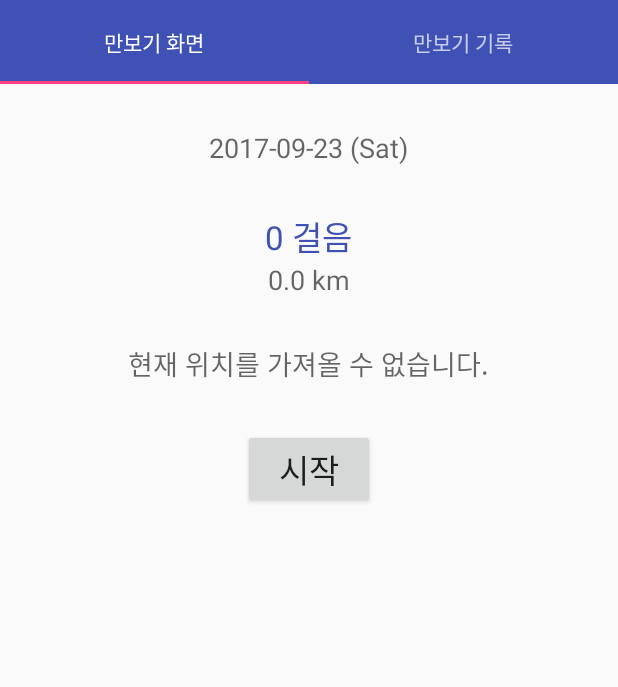
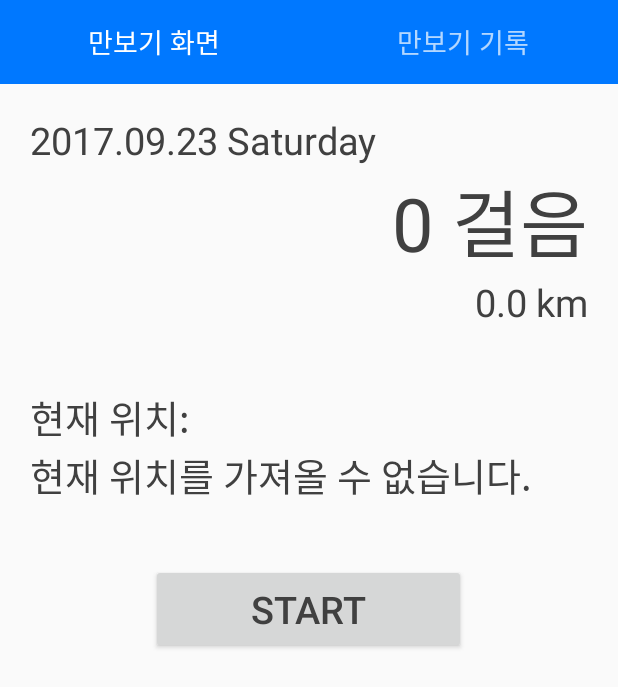
Before and after one commit to dev-sseongsu/PedometerAndroid, an Android app: the screen it shows after launch (MainActivity), on a phone screen of 412 x 824 dp. Shown: the top 687 px of the screen. Run offline under Robolectric (Android 15) with nearby library versions, the phone set to English and light mode, and no system bars; libraries missing offline, so code that uses them is left out: com.facebook.stetho, com.gun0912.tedpermission; 1 statement that could not run was skipped.

Commit message:
Update design

```diff
--- a/app/src/main/AndroidManifest.xml
+++ b/app/src/main/AndroidManifest.xml
@@ -11,7 +11,6 @@
         android:allowBackup="true"
         android:icon="@mipmap/ic_launcher"
         android:label="@string/app_name"
-        android:roundIcon="@mipmap/ic_launcher_round"
         android:supportsRtl="true"
         android:theme="@style/AppTheme">
 
--- a/app/src/main/java/com/hoon/pedometer/util/UiUtils.java
+++ b/app/src/main/java/com/hoon/pedometer/util/UiUtils.java
@@ -18,7 +18,7 @@ import java.util.Locale;
 public class UiUtils {
 
     private static final DateFormat DF_DATE =
-            new SimpleDateFormat("yyyy-MM-dd (E)", Locale.getDefault());
+            new SimpleDateFormat("yyyy.MM.dd EEEE", Locale.getDefault());
 
     public static String formatDate(@NonNull Date date) {
         return DF_DATE.format(date);
--- a/app/src/main/res/layout/activity_main.xml
+++ b/app/src/main/res/layout/activity_main.xml
@@ -1,6 +1,7 @@
 <?xml version="1.0" encoding="utf-8"?>
 <LinearLayout
     xmlns:android="http://schemas.android.com/apk/res/android"
+    xmlns:app="http://schemas.android.com/apk/res-auto"
     xmlns:tools="http://schemas.android.com/tools"
     android:layout_width="match_parent"
     android:layout_height="match_parent"
@@ -12,7 +13,8 @@
         android:layout_width="match_parent"
         android:layout_height="?attr/actionBarSize"
         android:background="?attr/colorPrimary"
-        android:theme="@style/ThemeOverlay.AppCompat.Dark.ActionBar"/>
+        android:theme="@style/ThemeOverlay.AppCompat.Dark.ActionBar"
+        app:tabTextAppearance="@style/TabText"/>
 
     <android.support.v4.view.ViewPager
         android:id="@+id/view_pager"
--- a/app/src/main/res/layout/fragment_pedometer_logs.xml
+++ b/app/src/main/res/layout/fragment_pedometer_logs.xml
@@ -9,6 +9,8 @@
     <android.support.v7.widget.RecyclerView
         android:id="@+id/recycler_view"
         android:layout_width="match_parent"
-        android:layout_height="match_parent"/>
+        android:layout_height="match_parent"
+        android:clipToPadding="false"
+        android:padding="10dp"/>
 
 </LinearLayout>
--- a/app/src/main/res/layout/fragment_pedometer_state.xml
+++ b/app/src/main/res/layout/fragment_pedometer_state.xml
@@ -4,42 +4,51 @@
     android:layout_width="match_parent"
     android:layout_height="match_parent"
     android:gravity="center_horizontal"
-    android:orientation="vertical">
+    android:orientation="vertical"
+    android:padding="20dp">
 
     <TextView
         android:id="@+id/date"
         android:layout_width="wrap_content"
         android:layout_height="wrap_content"
-        android:layout_marginTop="30dp"
-        android:textAppearance="?android:attr/textAppearanceMedium"/>
+        android:layout_gravity="start"
+        android:textSize="@dimen/textSizeMedium"/>
 
     <TextView
         android:id="@+id/step_count"
         android:layout_width="wrap_content"
         android:layout_height="wrap_content"
-        android:layout_marginTop="30dp"
-        android:textAppearance="?android:attr/textAppearanceLarge"
-        android:textColor="@color/colorPrimary"/>
+        android:layout_gravity="end"
+        android:textSize="@dimen/textSizeXLarge"/>
 
     <TextView
         android:id="@+id/distance"
         android:layout_width="wrap_content"
         android:layout_height="wrap_content"
-        android:textAppearance="?android:attr/textAppearanceMedium"/>
+        android:layout_gravity="end"
+        android:textSize="@dimen/textSizeMedium"/>
+
+    <TextView
+        android:layout_width="wrap_content"
+        android:layout_height="wrap_content"
+        android:layout_gravity="start"
+        android:layout_marginTop="40dp"
+        android:text="@string/current_location_label"
+        android:textSize="@dimen/textSizeMedium"/>
 
     <TextView
         android:id="@+id/location"
         android:layout_width="wrap_content"
         android:layout_height="wrap_content"
-        android:layout_marginTop="30dp"
-        android:hint="@string/current_location_error_msg"
-        android:textAppearance="?android:attr/textAppearanceMedium"/>
+        android:layout_gravity="start"
+        android:text="@string/current_location_error_msg"
+        android:textSize="@dimen/textSizeMedium"/>
 
     <Button
         android:id="@+id/start_stop_btn"
-        android:layout_width="wrap_content"
-        android:layout_height="wrap_content"
-        android:layout_marginTop="30dp"
-        android:textAppearance="?android:attr/textAppearanceLarge"/>
+        android:layout_width="210dp"
+        android:layout_height="60dp"
+        android:layout_marginTop="40dp"
+        android:textSize="@dimen/textSizeMedium"/>
 
 </LinearLayout>
--- a/app/src/main/res/values/colors.xml
+++ b/app/src/main/res/values/colors.xml
@@ -1,6 +1,7 @@
 <?xml version="1.0" encoding="utf-8"?>
 <resources>
-    <color name="colorPrimary">#3F51B5</color>
-    <color name="colorPrimaryDark">#303F9F</color>
-    <color name="colorAccent">#FF4081</color>
+    <color name="colorPrimary">#0078FF</color>
+    <color name="colorPrimaryDark">#0060C0</color>
+    <color name="colorAccent">#0078FF</color>
+    <color name="textColor">#404040</color>
 </resources>
--- a/app/src/main/res/values/dimens.xml
+++ b/app/src/main/res/values/dimens.xml
@@ -1,3 +1,6 @@
 <resources>
-    <dimen name="fab_margin">16dp</dimen>
+    <dimen name="textSizeXLarge">49sp</dimen>
+    <dimen name="textSizeLarge">35sp</dimen>
+    <dimen name="textSizeMedium">25sp</dimen>
+    <dimen name="textSizeSmall">18sp</dimen>
 </resources>
--- a/app/src/main/res/values/strings.xml
+++ b/app/src/main/res/values/strings.xml
@@ -1,15 +1,14 @@
 <resources>
-    <string name="app_name">PedometerAndroid</string>
+    <string name="app_name">Pedometer</string>
     <string name="pedometer_screen">만보기 화면</string>
     <string name="pedometer_logs">만보기 기록</string>
     <string name="steps_fmt">%1$,d 걸음</string>
     <string name="km_fmt">%1$,.1f km</string>
-    <string name="start">시작</string>
-    <string name="stop">종료</string>
+    <string name="start">start</string>
+    <string name="stop">stop</string>
+    <string name="current_location_label">현재 위치:</string>
     <string name="current_location_error_msg">현재 위치를 가져올 수 없습니다.</string>
     <string name="pedometer_not_available_msg">현재 기기는 만보기 기능이 지원되지 않습니다.</string>
-    <string name="pedometer_start_msg">만보기 <b>시작</b></string>
-    <string name="pedometer_stop_msg">만보기 <b>종료</b></string>
 
     <string name="permission_blocked_message">권한이 허용되지 않아 해당 기능을 사용할 수 없습니다. 설정 화면에서 권한을 허용해주세요.</string>
     <string name="settings">설정</string>
--- a/app/src/main/res/values/styles.xml
+++ b/app/src/main/res/values/styles.xml
@@ -6,6 +6,7 @@
         <item name="colorPrimary">@color/colorPrimary</item>
         <item name="colorPrimaryDark">@color/colorPrimaryDark</item>
         <item name="colorAccent">@color/colorAccent</item>
+        <item name="android:textColor">@color/textColor</item>
     </style>
 
     <style name="AppTheme.NoActionBar">
@@ -13,4 +14,11 @@
         <item name="windowNoTitle">true</item>
     </style>
 
+
+    99
+    down vote
+    <style name="TabText" parent="TextAppearance.Design.Tab">
+        <item name="android:textSize">@dimen/textSizeSmall</item>
+    </style>
+
 </resources>
```
Also changed, not shown: app/src/main/res/layout/cell_pedometer_log.xml (+10 -17 lines), app/src/main/res/mipmap-hdpi/ic_launcher.png, app/src/main/res/mipmap-hdpi/ic_launcher_round.png (deleted), app/src/main/res/mipmap-mdpi/ic_launcher.png, app/src/main/res/mipmap-mdpi/ic_launcher_round.png (deleted), app/src/main/res/mipmap-xhdpi/ic_launcher.png, app/src/main/res/mipmap-xhdpi/ic_launcher_round.png (deleted), app/src/main/res/mipmap-xxhdpi/ic_launcher.png, app/src/main/res/mipmap-xxhdpi/ic_launcher_round.png (deleted), app/src/main/res/mipmap-xxxhdpi/ic_launcher.png, app/src/main/res/mipmap-xxxhdpi/ic_launcher_round.png (deleted).
